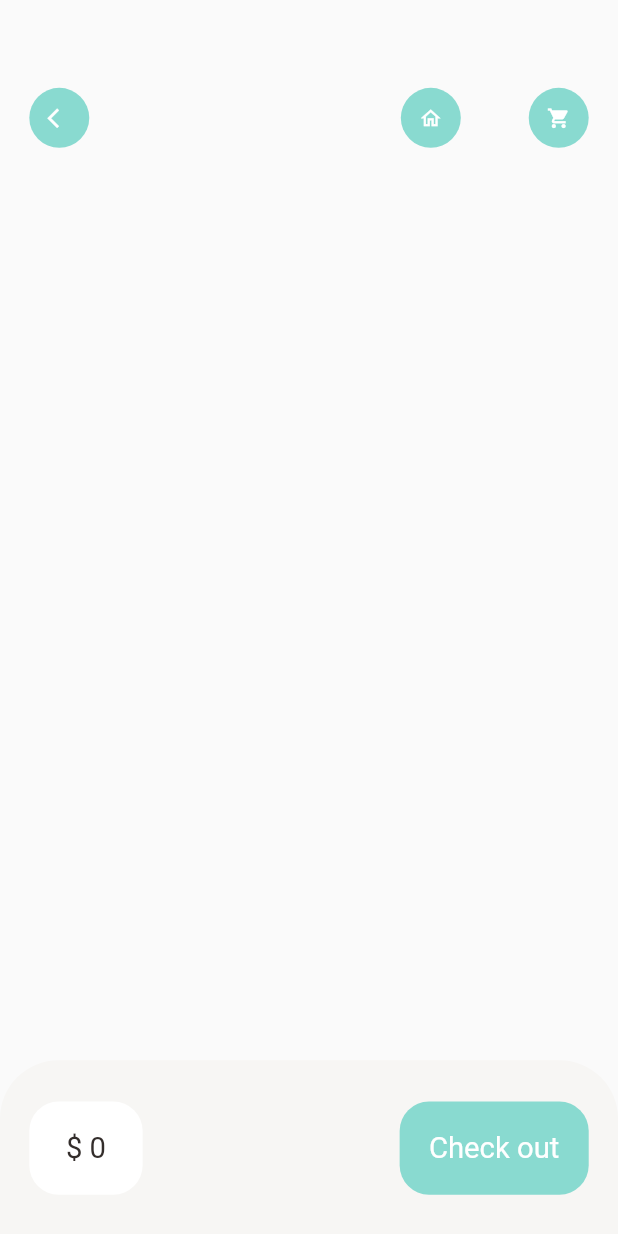
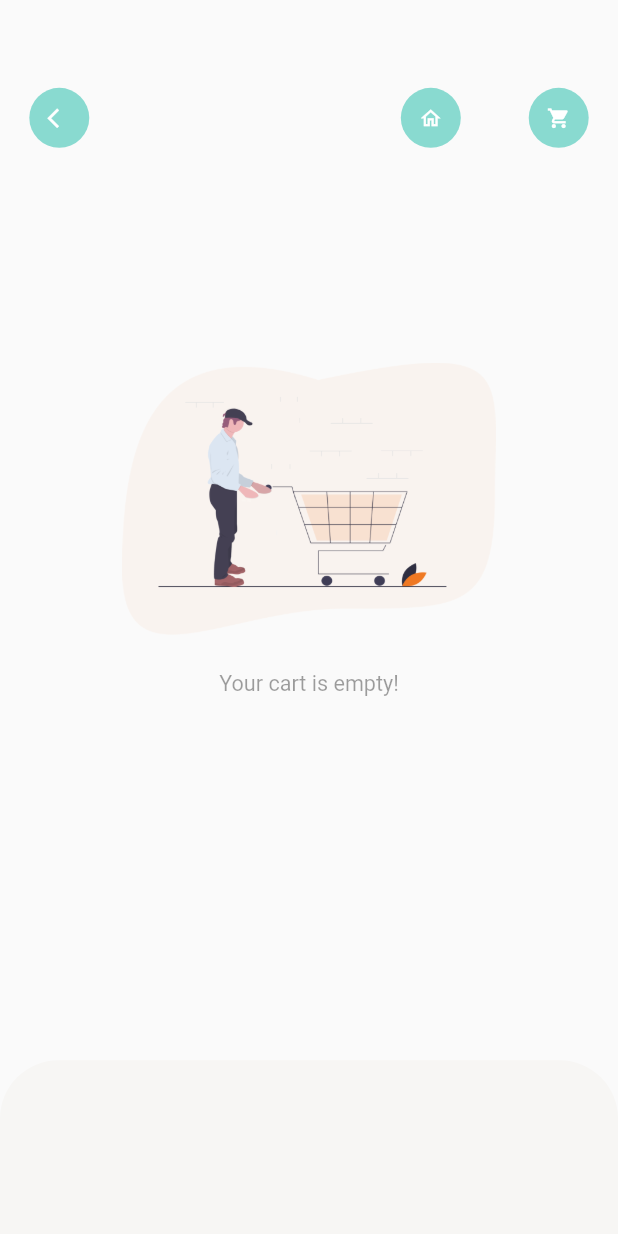
Before and after one commit to Emirhan-Kahya/e_commerce, a Flutter app: the CartPage screen opened by its route, on a phone screen of 412 x 824 dp. Run offline on Flutter 3.47's test engine with Material 2 defaults, Android fonts, the phone set to English and light mode, and no system bars; our stand-ins replace dots_indicator, get, shared_preferences; accounts and stored records are empty; network calls fail.

Commit message:
last changes 16/04/2022 - 19:09 pm

```diff
--- /dev/null
+++ b/lib/base/no_data_page.dart
@@ -0,0 +1,34 @@
+import 'package:flutter/material.dart';
+
+class NoDataPage extends StatelessWidget {
+  final String text, imgPath;
+  const NoDataPage({
+    Key? key,
+    this.imgPath = "assets/image/empty_cart.png",
+    required this.text,
+  }) : super(key: key);
+
+  @override
+  Widget build(BuildContext context) {
+    return Column(
+      mainAxisAlignment: MainAxisAlignment.center,
+      crossAxisAlignment: CrossAxisAlignment.stretch,
+      children: [
+        Image.asset(
+          imgPath,
+          height: MediaQuery.of(context).size.height * 0.22,
+          width: MediaQuery.of(context).size.width * 0.22,
+        ),
+        SizedBox(height: MediaQuery.of(context).size.height * 0.03),
+        Text(
+          text,
+          style: TextStyle(
+            fontSize: MediaQuery.of(context).size.height * 0.0175,
+            color: Theme.of(context).disabledColor,
+          ),
+          textAlign: TextAlign.center,
+        ),
+      ],
+    );
+  }
+}
--- a/lib/data/repository/cart_repo.dart
+++ b/lib/data/repository/cart_repo.dart
@@ -1,3 +1,76 @@
-class CartRepo{
+import 'dart:convert';
 
+import 'package:e_commerce/utils/app_constants.dart';
+import 'package:shared_preferences/shared_preferences.dart';
+
+import '../../models/cart_model.dart';
+
+class CartRepo {
+  final SharedPreferences sharedPreferences;
+  CartRepo({required this.sharedPreferences});
+
+  List<String> cart = [];
+  List<String> cartHistory = [];
+
+  void addToCartList(List<CartModel> cartList) {
+    sharedPreferences.remove(AppConstants.CART_LIST);
+    sharedPreferences.remove(AppConstants.CART_HISTORY_LIST);
+    var time = DateTime.now().toString();
+    cart = [];
+    /*
+      convert objects to string because  SP only accepts string
+    */
+
+    cartList.forEach((element) {
+      element.time = time;
+      return cart.add(jsonEncode(element));
+    });
+
+    sharedPreferences.setStringList(AppConstants.CART_LIST, cart);
+  }
+
+  List<CartModel> getCartList() {
+    List<String> carts = [];
+    if (sharedPreferences.containsKey(AppConstants.CART_LIST)) {
+      carts = sharedPreferences.getStringList(AppConstants.CART_LIST)!;
+    }
+    List<CartModel> cartList = [];
+
+    carts.forEach(
+        (element) => cartList.add(CartModel.fromJson(jsonDecode(element))));
+
+    return cartList;
+  }
+
+  List<CartModel> getCartHistoryList() {
+    if (sharedPreferences.containsKey(AppConstants.CART_HISTORY_LIST)) {
+      cartHistory = [];
+      cartHistory =
+          sharedPreferences.getStringList(AppConstants.CART_HISTORY_LIST)!;
+    }
+
+    List<CartModel> cartListHistory = [];
+    cartHistory.forEach((element) =>
+        cartListHistory.add(CartModel.fromJson(jsonDecode(element))));
+    return cartListHistory;
+  }
+
+  void addToCartHistoryList() {
+    if (sharedPreferences.containsKey(AppConstants.CART_HISTORY_LIST)) {
+      cartHistory =
+          sharedPreferences.getStringList(AppConstants.CART_HISTORY_LIST)!;
+    }
+    for (int i = 0; i < cart.length; i++) {
+      cartHistory.add(cart[i]);
+    }
+
+    removeCart();
+    sharedPreferences.setStringList(
+        AppConstants.CART_HISTORY_LIST, cartHistory);
+  }
+
+  void removeCart() {
+    cart = [];
+    sharedPreferences.remove(AppConstants.CART_LIST);
+  }
 }
--- a/lib/pages/cart/cart_page.dart
+++ b/lib/pages/cart/cart_page.dart
@@ -1,3 +1,4 @@
+import 'package:e_commerce/base/no_data_page.dart';
 import 'package:e_commerce/controllers/cart_controller.dart';
 import 'package:e_commerce/controllers/popular_product_controller.dart';
 import 'package:e_commerce/controllers/recommended_product_controller.dart';
@@ -55,7 +56,8 @@ class CartPage extends StatelessWidget {
               ],
             ),
           ),
-          Positioned(
+          GetBuilder<CartController>(builder: (_cartController){
+            return _cartController.getItems.length > 0 ? Positioned(
               top: Dimension.height20 * 5,
               left: Dimension.width20,
               right: Dimension.width20,
@@ -88,8 +90,13 @@ class CartPage extends StatelessWidget {
                                       var recommendedIndex = Get.find<RecommendedProductController>()
                                           .recommendedProductList
                                           .indexOf(_cartList[index].product!);
+                                      if(recommendedIndex<0){
+                                        Get.snackbar("History Product", "Product review is not available for history products",
+                                            backgroundColor: AppColors.mainColor, colorText: Colors.white);
+                                      }
+                                      else{
                                         Get.toNamed(RouteHelper.getRecommendedFood(recommendedIndex, "cartpage"));
-
+                                      }
                                     }
                                   },
                                   child: Container(
@@ -160,7 +167,9 @@ class CartPage extends StatelessWidget {
                       );
                     })
                 ),
-          ),),
+              ),) : NoDataPage(text: "Your cart is empty!");
+          },)
+
         ],
       ),
       bottomNavigationBar: GetBuilder<CartController>(builder: (cartController) {
@@ -175,7 +184,7 @@ class CartPage extends StatelessWidget {
               topRight: Radius.circular(Dimension.radius20 * 2),
             ),
           ),
-          child: Row(
+          child: cartController.getItems.length > 0 ? Row(
             mainAxisAlignment: MainAxisAlignment.spaceBetween,
             children: [
               Container(
@@ -196,6 +205,7 @@ class CartPage extends StatelessWidget {
               GestureDetector(
                 onTap: (){
                   //  popularProduct.addItem(product);
+                  cartController.addToHistory();
                 },
                 child: Container(
                   padding: EdgeInsets.symmetric(
@@ -210,7 +220,7 @@ class CartPage extends StatelessWidget {
                 ),
               ),
             ],
-          ),
+          ): Container()
         );
       }),    );
   }
--- a/lib/routes/route_helper.dart
+++ b/lib/routes/route_helper.dart
@@ -2,22 +2,28 @@ import 'package:e_commerce/pages/cart/cart_page.dart';
 import 'package:e_commerce/pages/food/popular_food_detail.dart';
 import 'package:e_commerce/pages/home/home_page.dart';
 import 'package:e_commerce/pages/home/main_screen.dart';
+import 'package:e_commerce/pages/splash/splash_screen.dart';
 import 'package:get/get.dart';
 
 import '../pages/food/recommended_food_detail.dart';
 
 class RouteHelper {
+  static const String splashPage = "/splash-page";
   static const String initial = "/";
   static const String popularFood = "/popular-food";
   static const String recommendedFood = "/recommended-food";
   static const String cartPage = "/cart-page";
 
+
+  static String getSplashPage() => '$splashPage';
   static String getInitial() => '$initial';
   static String getPopularFood(int pageId, String page) => '$popularFood?pageId=$pageId&page=$page';
   static String getRecommendedFood(int pageId, String page) => '$recommendedFood?pageId=$pageId&page=$page';
   static String getCartPage() => '$cartPage';
 
   static List<GetPage> routes = [
+
+    GetPage(name: splashPage, page: () => SplashScreen()),
     GetPage(name: initial, page: () => HomeScreen()),
     GetPage(
       name: popularFood,
--- a/lib/utils/app_constants.dart
+++ b/lib/utils/app_constants.dart
@@ -9,7 +9,7 @@ class AppConstants{
 
 
   static const String TOKEN = "DBtoken";
-
-
+  static const String CART_LIST =  "cart-list";
+  static const String CART_HISTORY_LIST =  "cart-history-list";
 
 }
--- a/lib/utils/dimension.dart
+++ b/lib/utils/dimension.dart
@@ -47,4 +47,7 @@ class Dimension{
 
   //bottom height
   static double bottomHeightBar = screenHeight / 7.03;
+
+  //splash
+  static double splashImg = screenHeight / 3.38;
 }
--- a/pubspec.yaml
+++ b/pubspec.yaml
@@ -42,7 +42,8 @@ dev_dependencies:
   get:
   dots_indicator: ^2.1.0
   flutter_lints: ^1.0.0
-
+  shared_preferences: ^2.0.13
+  intl: ^0.17.0
 # For information on the generic Dart part of this file, see the
 # following page: https://dart.dev/tools/pub/pubspec
 
```
Also changed, not shown: lib/controllers/cart_controller.dart (+42 -0 lines), lib/helper/dependencies.dart (+6 -1 lines), lib/main.dart (+17 -13 lines), lib/models/cart_model.dart (+13 -0 lines), lib/models/products_model.dart (+14 -0 lines), lib/pages/cart/cart_history.dart (added, +243 -0 lines), lib/pages/home/home_page.dart (+12 -5 lines), lib/pages/splash/splash_screen.dart (added, +61 -0 lines), pubspec.lock, 5 other files. Lines whose indentation alone changed are shown as unchanged.
